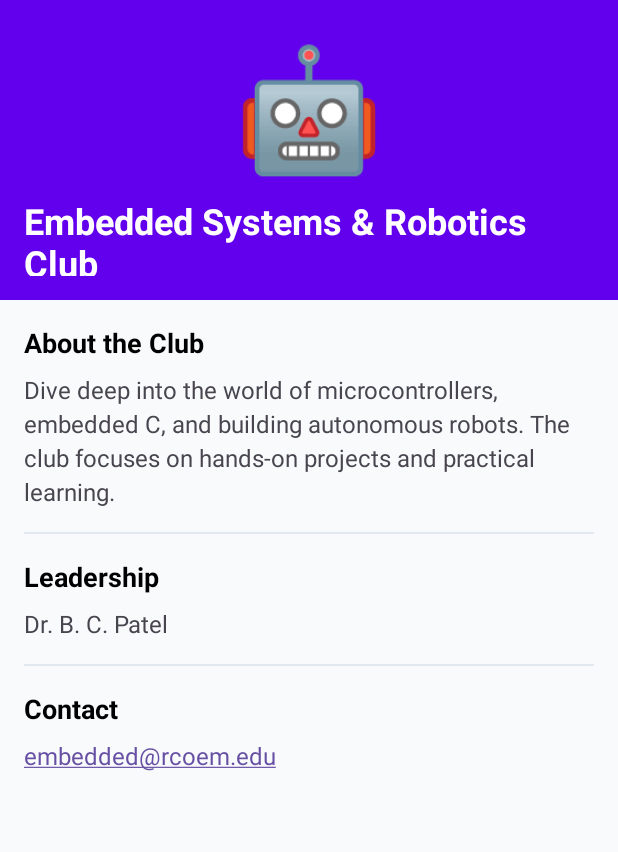
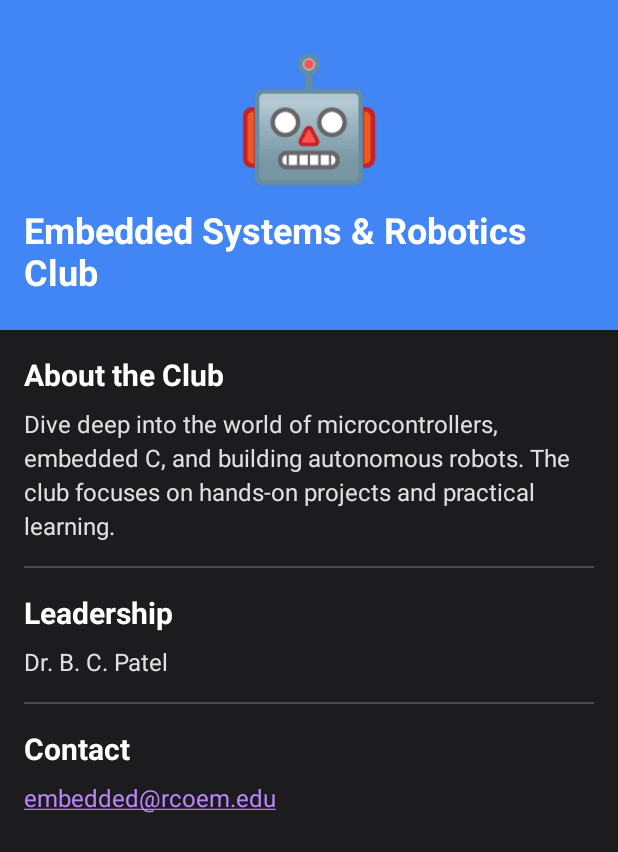
Before and after one commit to Pranav0931/rcoem-club-finder-app, an Android app: the screen it shows after launch (ClubDetailActivity), after a tap on an icon or button, on a phone screen of 412 x 824 dp. Shown: the top 852 px of the screen. Run offline under Robolectric (Android 15) with nearby library versions, the phone set to English and light mode, and no system bars.

Commit message:
Enhance Club Detail UI with dynamic header color and improved layout

```diff
--- a/app/src/main/java/com/hdaf/clubfinder/ClubDetailActivity.kt
+++ b/app/src/main/java/com/hdaf/clubfinder/ClubDetailActivity.kt
@@ -1,7 +1,9 @@
 package com.hdaf.clubfinder
 
+import android.graphics.Color
 import android.os.Build
 import android.os.Bundle
+import android.widget.LinearLayout
 import android.widget.TextView
 import androidx.appcompat.app.AppCompatActivity
 
@@ -11,7 +13,6 @@ class ClubDetailActivity : AppCompatActivity() {
         super.onCreate(savedInstanceState)
         setContentView(R.layout.activity_club_detail)
 
-        // Retrieve the club object passed from the previous screen
         val club = if (Build.VERSION.SDK_INT >= Build.VERSION_CODES.TIRAMISU) {
             intent.getParcelableExtra("EXTRA_CLUB", Club::class.java)
         } else {
@@ -19,30 +20,44 @@ class ClubDetailActivity : AppCompatActivity() {
             intent.getParcelableExtra<Club>("EXTRA_CLUB")
         }
 
-        // Find the views in the layout
+        val headerLayout: LinearLayout = findViewById(R.id.detail_header)
         val logoTextView: TextView = findViewById(R.id.detail_logo)
         val fullNameTextView: TextView = findViewById(R.id.detail_full_name)
         val descriptionTextView: TextView = findViewById(R.id.detail_description)
         val leadersTextView: TextView = findViewById(R.id.detail_leaders)
         val contactTextView: TextView = findViewById(R.id.detail_contact)
 
-        // Populate the views with the club's data
         club?.let {
+            // Populate the views with data
             logoTextView.text = it.logo
             fullNameTextView.text = it.fullName
             descriptionTextView.text = it.description
             leadersTextView.text = it.leaders
             contactTextView.text = it.contact
+            supportActionBar?.title = it.name
 
-            // Set the title of the activity
-            supportActionBar?.title = it.name
+            // --- NEW: Apply the club's color ---
+            try {
+                val clubColor = Color.parseColor(it.colorHex)
+                headerLayout.setBackgroundColor(clubColor)
+
+                // Also change the status bar color for a more immersive feel
+                // Create a slightly darker color for the status bar
+                val hsv = FloatArray(3)
+                Color.colorToHSV(clubColor, hsv)
+                hsv[2] *= 0.8f // make it 20% darker
+                window.statusBarColor = Color.HSVToColor(hsv)
+
+            } catch (e: IllegalArgumentException) {
+                // Fallback if the color string is invalid
+                headerLayout.setBackgroundColor(Color.DKGRAY)
+            }
+            // ------------------------------------
         }
 
-        // Enable the back button in the action bar
         supportActionBar?.setDisplayHomeAsUpEnabled(true)
     }
 
-    // Handle the back button press
     override fun onSupportNavigateUp(): Boolean {
         onBackPressedDispatcher.onBackPressed()
         return true
--- a/app/src/main/res/layout/activity_club_detail.xml
+++ b/app/src/main/res/layout/activity_club_detail.xml
@@ -4,7 +4,7 @@
     xmlns:tools="http://schemas.android.com/tools"
     android:layout_width="match_parent"
     android:layout_height="match_parent"
-    android:background="#F8FAFC"
+    android:background="#1C1C1E"
     tools:context=".ClubDetailActivity">
 
     <LinearLayout
@@ -12,9 +12,11 @@
         android:layout_height="wrap_content"
         android:orientation="vertical">
 
+        <!-- This is the header that will change color -->
         <LinearLayout
+            android:id="@+id/detail_header"
             android:layout_width="match_parent"
-            android:layout_height="200dp"
+            android:layout_height="220dp"
             android:background="@color/purple_500"
             android:gravity="center"
             android:orientation="vertical"
@@ -24,7 +26,6 @@
                 android:id="@+id/detail_logo"
                 android:layout_width="wrap_content"
                 android:layout_height="wrap_content"
-                android:textColor="@android:color/white"
                 android:textSize="80sp"
                 tools:text="🎨" />
 
@@ -43,16 +44,15 @@
         <LinearLayout
             android:layout_width="match_parent"
             android:layout_height="wrap_content"
-            android:orientation="vertical"
-            android:padding="16dp">
+            android:padding="16dp"
+            android:orientation="vertical">
 
-            <!-- Use string resource here -->
             <TextView
                 android:layout_width="wrap_content"
                 android:layout_height="wrap_content"
                 android:text="@string/about_the_club"
-                android:textColor="@color/black"
-                android:textSize="18sp"
+                android:textColor="@android:color/white"
+                android:textSize="20sp"
                 android:textStyle="bold" />
 
             <TextView
@@ -61,23 +61,23 @@
                 android:layout_height="wrap_content"
                 android:layout_marginTop="8dp"
                 android:lineSpacingExtra="4dp"
+                android:textColor="#E0E0E0"
                 android:textSize="16sp"
                 tools:text="A creative space for painting, sketching, and sculpture. The club hosts annual art exhibitions and workshops to nurture artistic talent among students." />
 
             <View
                 android:layout_width="match_parent"
                 android:layout_height="1dp"
+                android:layout_marginTop="16dp"
                 android:layout_marginBottom="16dp"
-                android:layout_marginTop="16dp"
-                android:background="#E2E8F0" />
+                android:background="#4A4A4A" />
 
-            <!-- Use string resource here -->
             <TextView
                 android:layout_width="wrap_content"
                 android:layout_height="wrap_content"
                 android:text="@string/leadership"
-                android:textColor="@color/black"
-                android:textSize="18sp"
+                android:textColor="@android:color/white"
+                android:textSize="20sp"
                 android:textStyle="bold" />
 
             <TextView
@@ -85,23 +85,23 @@
                 android:layout_width="wrap_content"
                 android:layout_height="wrap_content"
                 android:layout_marginTop="8dp"
+                android:textColor="#E0E0E0"
                 android:textSize="16sp"
                 tools:text="Prof. M. N. Deshpande" />
 
             <View
                 android:layout_width="match_parent"
                 android:layout_height="1dp"
+                android:layout_marginTop="16dp"
                 android:layout_marginBottom="16dp"
-                android:layout_marginTop="16dp"
-                android:background="#E2E8F0" />
+                android:background="#4A4A4A" />
 
-            <!-- Use string resource here -->
             <TextView
                 android:layout_width="wrap_content"
                 android:layout_height="wrap_content"
                 android:text="@string/contact"
-                android:textColor="@color/black"
-                android:textSize="18sp"
+                android:textColor="@android:color/white"
+                android:textSize="20sp"
                 android:textStyle="bold" />
 
             <TextView
@@ -109,8 +109,9 @@
                 android:layout_width="wrap_content"
                 android:layout_height="wrap_content"
                 android:layout_marginTop="8dp"
+                android:textSize="16sp"
                 android:autoLink="email"
-                android:textSize="16sp"
+                android:textColorLink="#BB86FC"
                 tools:text="arts@rcoem.edu" />
 
         </LinearLayout>
```
Also changed, not shown: app/src/main/res/layout/fragment_clubs.xml (+15 -3 lines).
